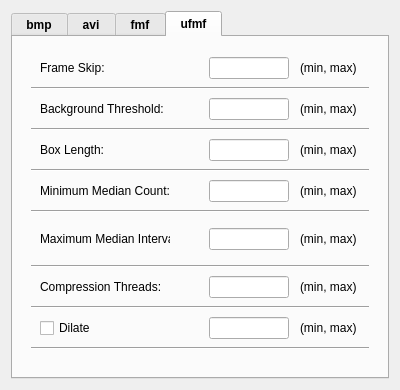
Qt form src/gui/logging_settings_dialog.ui (janelia-idf/bias) before a commit.
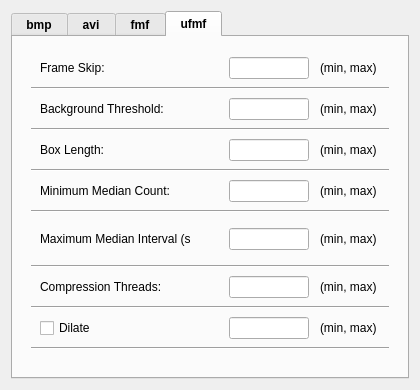
The same form after that commit.

Commit message: Finished adding median update interval.

Patch:
```diff
--- a/src/gui/logging_settings_dialog.ui
+++ b/src/gui/logging_settings_dialog.ui
@@ -6,7 +6,7 @@
    <rect>
     <x>0</x>
     <y>0</y>
-    <width>400</width>
+    <width>420</width>
     <height>390</height>
    </rect>
   </property>
@@ -18,13 +18,13 @@
   </property>
   <property name="minimumSize">
    <size>
-    <width>380</width>
+    <width>420</width>
     <height>390</height>
    </size>
   </property>
   <property name="maximumSize">
    <size>
-    <width>400</width>
+    <width>420</width>
     <height>390</height>
    </size>
   </property>
@@ -648,13 +648,13 @@
                </property>
                <property name="minimumSize">
                 <size>
-                 <width>130</width>
+                 <width>150</width>
                  <height>0</height>
                 </size>
                </property>
                <property name="maximumSize">
                 <size>
-                 <width>130</width>
+                 <width>150</width>
                  <height>16777215</height>
                 </size>
                </property>
@@ -780,13 +780,13 @@
                </property>
                <property name="minimumSize">
                 <size>
-                 <width>130</width>
+                 <width>150</width>
                  <height>0</height>
                 </size>
                </property>
                <property name="maximumSize">
                 <size>
-                 <width>130</width>
+                 <width>150</width>
                  <height>16777215</height>
                 </size>
                </property>
@@ -912,13 +912,13 @@
                </property>
                <property name="minimumSize">
                 <size>
-                 <width>130</width>
+                 <width>150</width>
                  <height>0</height>
                 </size>
                </property>
                <property name="maximumSize">
                 <size>
-                 <width>130</width>
+                 <width>150</width>
                  <height>16777215</height>
                 </size>
                </property>
@@ -1044,13 +1044,13 @@
                </property>
                <property name="minimumSize">
                 <size>
-                 <width>130</width>
+                 <width>150</width>
                  <height>0</height>
                 </size>
                </property>
                <property name="maximumSize">
                 <size>
-                 <width>130</width>
+                 <width>150</width>
                  <height>16777215</height>
                 </size>
                </property>
@@ -1170,13 +1170,13 @@
                </property>
                <property name="minimumSize">
                 <size>
-                 <width>130</width>
+                 <width>150</width>
                  <height>0</height>
                 </size>
                </property>
                <property name="maximumSize">
                 <size>
-                 <width>130</width>
+                 <width>150</width>
                  <height>16777215</height>
                 </size>
                </property>
@@ -1187,7 +1187,7 @@
                 </font>
                </property>
                <property name="text">
-                <string>Maximum Median Interval</string>
+                <string>Maximum Median Interval (sec)</string>
                </property>
               </widget>
              </item>
@@ -1302,13 +1302,13 @@
                </property>
                <property name="minimumSize">
                 <size>
-                 <width>130</width>
+                 <width>150</width>
                  <height>0</height>
                 </size>
                </property>
                <property name="maximumSize">
                 <size>
-                 <width>130</width>
+                 <width>150</width>
                  <height>16777215</height>
                 </size>
                </property>
@@ -1434,13 +1434,13 @@
                </property>
                <property name="minimumSize">
                 <size>
-                 <width>130</width>
+                 <width>150</width>
                  <height>0</height>
                 </size>
                </property>
                <property name="maximumSize">
                 <size>
-                 <width>130</width>
+                 <width>150</width>
                  <height>16777215</height>
                 </size>
                </property>
```
Left out of the diff: 2 changed lines with no effect on the pictures. The commit also changes 8 other files.
